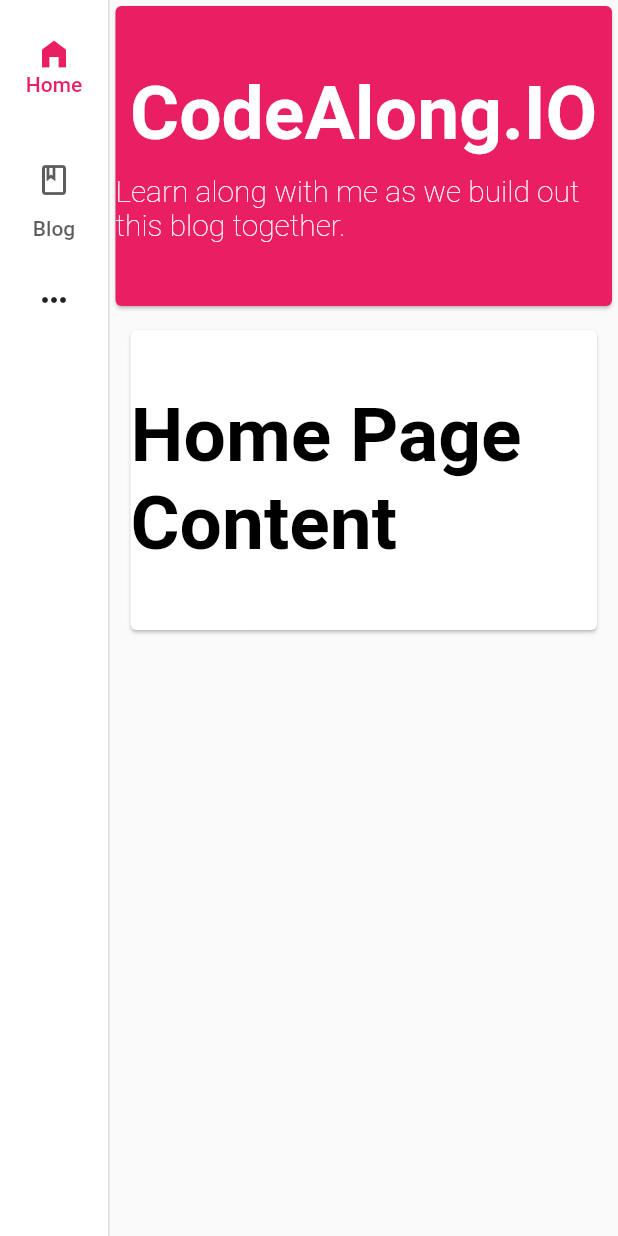
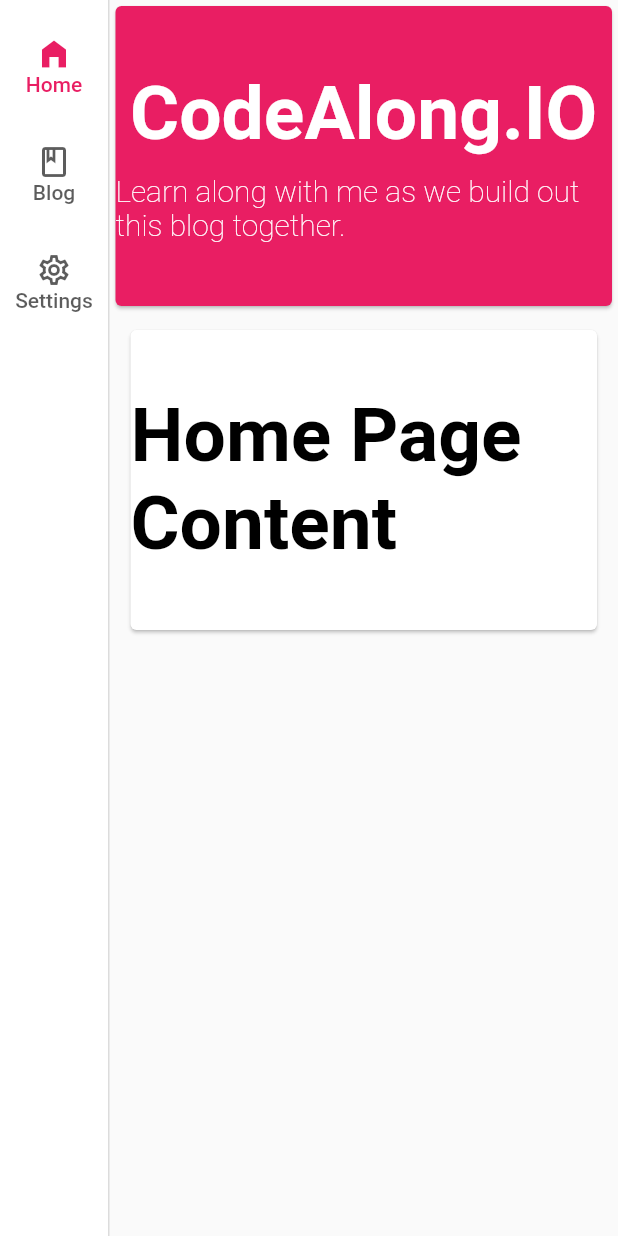
Before and after one commit to Code-Along-With-Kendra/code-along-blog, a Flutter app: the screen it shows after launch, on a phone screen of 412 x 824 dp. Run offline on Flutter 3.47's test engine with Material 2 defaults, Android fonts, the phone set to English and light mode, and no system bars; our stand-ins replace url_strategy.

Commit message:
Removed routing, fixed nav bar view and button operation

```diff
--- a/lib/src/app.dart
+++ b/lib/src/app.dart
@@ -1,4 +1,4 @@
-import 'package:code_along/src/routing/router.dart';
+import 'package:code_along/src/app/shared/page_template.dart';
 import 'package:flutter/material.dart';
 
 class MyApp extends StatelessWidget {
@@ -7,12 +7,11 @@ class MyApp extends StatelessWidget {
   // This widget is the root of your application.
   @override
   Widget build(BuildContext context) {
-    return MaterialApp.router(
-      routerConfig: goRouter,
-      title: 'Flutter Demo',
-      theme: ThemeData(
-        primarySwatch: Colors.pink,
-      ),
-    );
+    return MaterialApp(
+        title: 'Flutter Demo',
+        theme: ThemeData(
+          primarySwatch: Colors.pink,
+        ),
+        home: PageTemplate());
   }
 }
--- a/lib/src/app/home/home.dart
+++ b/lib/src/app/home/home.dart
@@ -1,4 +1,3 @@
-import 'package:code_along/src/app/shared/page_template.dart';
 import 'package:code_along/src/constants/text_styling.dart';
 import 'package:flutter/material.dart';
 
@@ -7,8 +6,7 @@ class HomePage extends StatelessWidget {
 
   @override
   Widget build(BuildContext context) {
-    return PageTemplate(
-      pageContents: Card(
+    return Card(
       color: Colors.white,
       child: SizedBox(
         height: 200,
@@ -24,7 +22,6 @@ class HomePage extends StatelessWidget {
           ),
         ),
       ),
-      ),
     );
   }
 }
--- a/lib/src/app/shared/page_template.dart
+++ b/lib/src/app/shared/page_template.dart
@@ -1,11 +1,11 @@
+import 'package:code_along/src/app/codealong_blog_series/blog_home.dart';
+import 'package:code_along/src/app/home/home.dart';
+import 'package:code_along/src/app/settings/settings_home.dart';
 import 'package:code_along/src/constants/text_styling.dart';
 import 'package:flutter/material.dart';
-import 'package:go_router/go_router.dart';
 
 class PageTemplate extends StatefulWidget {
-  const PageTemplate({super.key, required this.pageContents});
-
-  final Widget pageContents;
+  const PageTemplate({super.key});
 
   @override
   State<PageTemplate> createState() => _PageTemplateState();
@@ -13,6 +13,12 @@ class PageTemplate extends StatefulWidget {
 
 class _PageTemplateState extends State<PageTemplate> {
   int _selectedIndex = 0;
+
+  static const List<Widget> _pages = <Widget>[
+    HomePage(),
+    BlogPage(),
+    SettingsPage()
+  ];
 
   @override
   Widget build(BuildContext context) {
@@ -30,24 +36,21 @@ class _PageTemplateState extends State<PageTemplate> {
                 });
               },
               labelType: NavigationRailLabelType.all,
-              trailing: IconButton(
-                onPressed: () => context.goNamed('settings'),
-                icon: const Icon(Icons.more_horiz_rounded),
-              ),
-              destinations: <NavigationRailDestination>[
+              destinations: const <NavigationRailDestination>[
                 NavigationRailDestination(
-                  icon: IconButton(
-                      onPressed: () => context.goNamed('home'),
-                      icon: const Icon(Icons.home_outlined)),
-                  selectedIcon: const Icon(Icons.home_filled),
-                  label: const Text('Home'),
+                  icon: Icon(Icons.home_outlined),
+                  selectedIcon: Icon(Icons.home_filled),
+                  label: Text('Home'),
                 ),
                 NavigationRailDestination(
-                  icon: IconButton(
-                      onPressed: () => context.goNamed('blog'),
-                      icon: const Icon(Icons.book_outlined)),
-                  selectedIcon: const Icon(Icons.book),
-                  label: const Text('Blog'),
+                  icon: Icon(Icons.book_outlined),
+                  selectedIcon: Icon(Icons.book),
+                  label: Text('Blog'),
+                ),
+                NavigationRailDestination(
+                  icon: Icon(Icons.settings_outlined),
+                  selectedIcon: Icon(Icons.settings),
+                  label: Text('Settings'),
                 ),
               ],
             ),
@@ -85,7 +88,7 @@ class _PageTemplateState extends State<PageTemplate> {
                         vertical: 8.0,
                         horizontal: 10.0,
                       ),
-                      child: widget.pageContents,
+                      child: _pages.elementAt(_selectedIndex),
                     ),
                   ],
                 ),
--- a/lib/src/routing/router.dart
+++ /dev/null
@@ -1,24 +0,0 @@
-import 'package:code_along/src/app/codealong_blog_series/blog_home.dart';
-import 'package:code_along/src/app/home/home.dart';
-import 'package:code_along/src/app/settings/settings_home.dart';
-import 'package:go_router/go_router.dart';
-
-final GoRouter goRouter = GoRouter(
-  routes: <GoRoute>[
-    GoRoute(
-      name: 'home',
-      path: '/',
-      builder: (context, state) => const HomePage(),
-    ),
-    GoRoute(
-      name: 'blog',
-      path: '/blog',
-      builder: (context, state) => const Blog(),
-    ),
-    GoRoute(
-      name: 'settings',
-      path: '/settings',
-      builder: (context, state) => const Settings(),
-    ),
-  ],
-);
```
Also changed, not shown: lib/src/app/codealong_blog_series/blog_home.dart (+8 -14 lines), lib/src/app/settings/settings_home.dart (+4 -5 lines). Lines whose indentation alone changed are shown as unchanged.
